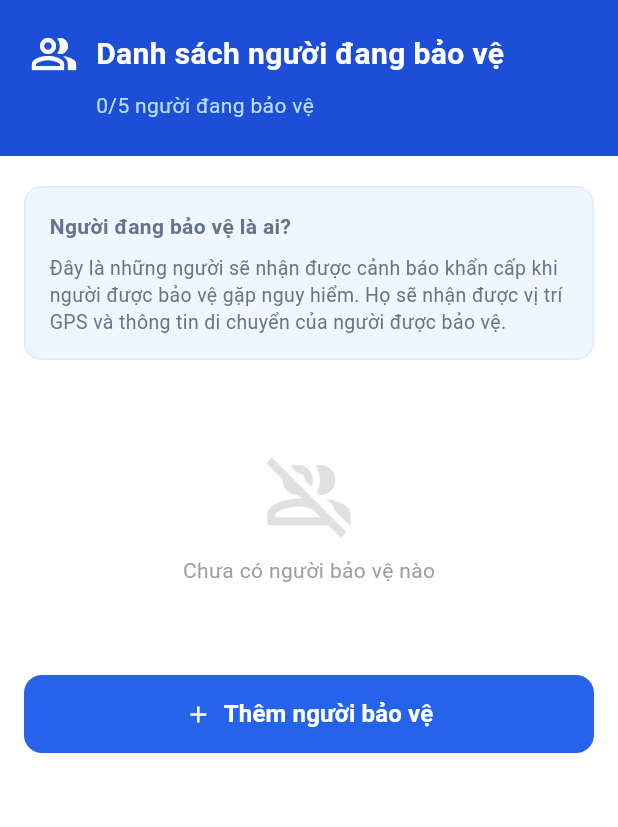
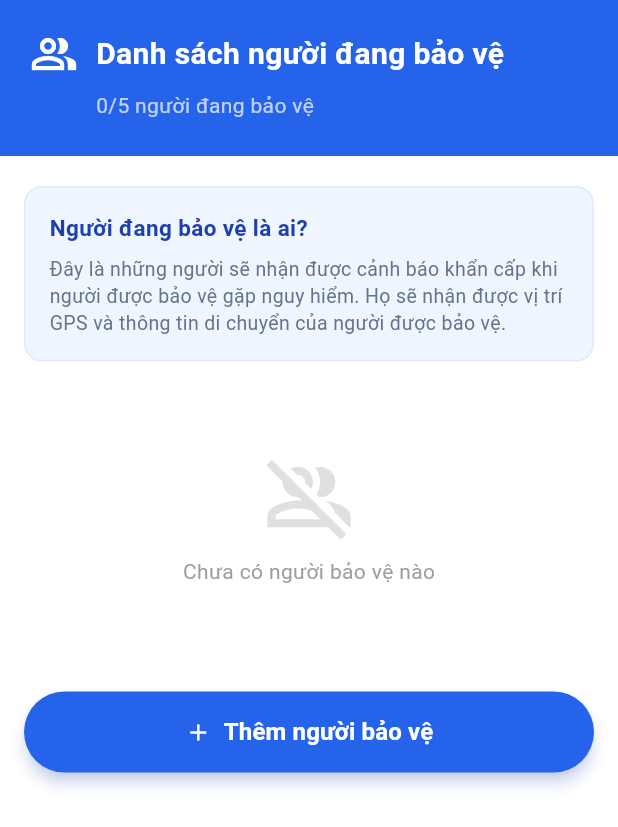
Before and after one commit to tthanh2004/LapTrinhAndroid, a Flutter app: the ContactsTab screen opened directly with empty values, on a phone screen of 412 x 824 dp. Shown: the top 827 px of the screen. Run offline on Flutter 3.47's test engine with Material 3 defaults, Android fonts, the phone set to English and light mode, and no system bars; our stand-ins replace firebase_auth, firebase_core, geolocator; accounts and stored records are empty; network calls fail.

Commit message:
fix giao dien lien lac

```diff
--- a/vesiao_safetrek/lib/screens/mobile/contacts/contacts_tab.dart
+++ b/vesiao_safetrek/lib/screens/mobile/contacts/contacts_tab.dart
@@ -77,7 +77,7 @@ class _ContactsTabState extends State<ContactsTab> {
       backgroundColor: Colors.white,
       body: Column(
         children: [
-          // 1. Header Xanh (Giống hình)
+          // 1. Header Xanh (Giống thiết kế)
           _buildBlueHeader(),
 
           // 2. Nội dung danh sách
@@ -89,20 +89,23 @@ class _ContactsTabState extends State<ContactsTab> {
                     child: ListView(
                       padding: const EdgeInsets.symmetric(horizontal: 16, vertical: 20),
                       children: [
-                        // Hộp thông tin (Giống hình)
+                        // Hộp thông tin (Màu xanh nhạt)
                         _buildInfoBox(),
                         const SizedBox(height: 20),
 
-                        // Danh sách người bảo vệ
+                        // Danh sách
                         if (_contacts.isEmpty)
                           _buildEmptyState()
                         else
                           ..._contacts.map((contact) => _buildContactCard(contact)),
 
+                        const SizedBox(height: 30),
+
+                        // Nút Thêm (Màu xanh đậm)
+                        _buildAddButton(),
+
+                        // Khoảng trống dưới cùng để không bị che bởi NavigationBar (nếu có)
                         const SizedBox(height: 20),
-
-                        // Nút Thêm người bảo vệ (Giống hình)
-                        _buildAddButton(),
                       ],
                     ),
                   ),
@@ -112,7 +115,7 @@ class _ContactsTabState extends State<ContactsTab> {
     );
   }
 
-  // --- WIDGETS CON ---
+  // --- WIDGETS ---
 
   Widget _buildBlueHeader() {
     return Container(
@@ -123,7 +126,7 @@ class _ContactsTabState extends State<ContactsTab> {
         left: 20,
         right: 20,
       ),
-      color: const Color(0xFF1D4ED8), // Màu xanh đậm giống hình
+      color: const Color(0xFF2563EB), // Màu xanh Royal Blue
       child: Column(
         crossAxisAlignment: CrossAxisAlignment.start,
         children: [
@@ -131,9 +134,11 @@ class _ContactsTabState extends State<ContactsTab> {
             children: const [
               Icon(Icons.people_alt_outlined, color: Colors.white, size: 32),
               SizedBox(width: 12),
-              Text(
-                "Danh sách người đang bảo vệ",
-                style: TextStyle(color: Colors.white, fontSize: 20, fontWeight: FontWeight.bold),
+              Expanded(
+                child: Text(
+                  "Danh sách người đang bảo vệ",
+                  style: TextStyle(color: Colors.white, fontSize: 20, fontWeight: FontWeight.bold),
+                ),
               ),
             ],
           ),
@@ -142,7 +147,7 @@ class _ContactsTabState extends State<ContactsTab> {
             padding: const EdgeInsets.only(left: 44),
             child: Text(
               "${_contacts.length}/5 người đang bảo vệ",
-              style: TextStyle(color: Colors.blue[100], fontSize: 14),
+              style: const TextStyle(color: Colors.white70, fontSize: 14),
             ),
           ),
         ],
@@ -154,16 +159,16 @@ class _ContactsTabState extends State<ContactsTab> {
     return Container(
       padding: const EdgeInsets.all(16),
       decoration: BoxDecoration(
-        color: const Color(0xFFEFF6FF), // Màu nền xanh nhạt (blue 50)
+        color: const Color(0xFFEFF6FF), // Blue 50
         borderRadius: BorderRadius.circular(12),
-        border: Border.all(color: const Color(0xFFDBEAFE)), // Viền xanh nhạt
+        border: Border.all(color: const Color(0xFFDBEAFE)), // Blue 200
       ),
       child: Column(
         crossAxisAlignment: CrossAxisAlignment.start,
         children: const [
           Text(
             "Người đang bảo vệ là ai?",
-            style: TextStyle(color: Color(0xFF64748B), fontWeight: FontWeight.bold, fontSize: 14),
+            style: TextStyle(color: Color(0xFF1E40AF), fontWeight: FontWeight.bold, fontSize: 15),
           ),
           SizedBox(height: 8),
           Text(
@@ -183,13 +188,13 @@ class _ContactsTabState extends State<ContactsTab> {
       margin: const EdgeInsets.only(bottom: 16),
       decoration: BoxDecoration(
         color: Colors.white,
-        borderRadius: BorderRadius.circular(12),
+        borderRadius: BorderRadius.circular(16),
         border: Border.all(color: Colors.grey.shade200),
         boxShadow: [
           BoxShadow(
-            color: Colors.black.withOpacity(0.02),
-            blurRadius: 8,
-            offset: const Offset(0, 2),
+            color: Colors.black.withOpacity(0.03),
+            blurRadius: 10,
+            offset: const Offset(0, 4),
           )
         ],
       ),
@@ -197,9 +202,9 @@ class _ContactsTabState extends State<ContactsTab> {
         padding: const EdgeInsets.all(16.0),
         child: Row(
           children: [
-            // Avatar tròn xanh nhạt
+            // Avatar
             CircleAvatar(
-              radius: 26,
+              radius: 28,
               backgroundColor: const Color(0xFFDBEAFE), // Blue 100
               child: Text(
                 firstLetter,
@@ -215,7 +220,7 @@ class _ContactsTabState extends State<ContactsTab> {
                 children: [
                   Text(
                     contact['guardianName'],
-                    style: const TextStyle(fontWeight: FontWeight.w600, fontSize: 16, color: Colors.black87),
+                    style: const TextStyle(fontWeight: FontWeight.bold, fontSize: 16, color: Colors.black87),
                   ),
                   const SizedBox(height: 4),
                   Row(
@@ -230,26 +235,26 @@ class _ContactsTabState extends State<ContactsTab> {
                   ),
                   const SizedBox(height: 6),
 
-                  // Trạng thái (Xanh lá cây)
+                  // Trạng thái (Giống hệt hình: Icon check + Text xanh)
                   if (isAccepted)
                     Row(
                       children: const [
-                        Icon(Icons.check_circle_outline, size: 14, color: Color(0xFF22C55E)), // Green 500
+                        Icon(Icons.check_circle_outline, size: 16, color: Color(0xFF22C55E)), // Green
                         SizedBox(width: 4),
                         Text(
                           "Đã chấp nhận",
-                          style: TextStyle(color: Color(0xFF22C55E), fontSize: 12, fontWeight: FontWeight.w500),
+                          style: TextStyle(color: Color(0xFF22C55E), fontSize: 13, fontWeight: FontWeight.w500),
                         ),
                       ],
                     )
                   else
                     Row(
                       children: const [
-                        Icon(Icons.access_time, size: 14, color: Colors.orange),
+                        Icon(Icons.access_time, size: 16, color: Colors.orange),
                         SizedBox(width: 4),
                         Text(
                           "Chờ xác nhận",
-                          style: TextStyle(color: Colors.orange, fontSize: 12, fontWeight: FontWeight.w500),
+                          style: TextStyle(color: Colors.orange, fontSize: 13, fontWeight: FontWeight.w500),
                         ),
                       ],
                     ),
@@ -257,13 +262,10 @@ class _ContactsTabState extends State<ContactsTab> {
               ),
             ),
 
-            // Nút xóa (Thùng rác đỏ)
-            InkWell(
-              onTap: () => _showDeleteConfirmDialog(contact['guardianId']),
-              child: Container(
-                padding: const EdgeInsets.all(8),
-                child: const Icon(Icons.delete_outline, color: Color(0xFFEF4444)), // Red 500
-              ),
+            // Nút xóa (Icon thùng rác đỏ)
+            IconButton(
+              onPressed: () => _showDeleteConfirmDialog(contact['guardianId']),
+              icon: const Icon(Icons.delete_outline, color: Color(0xFFEF4444)),
             ),
           ],
         ),
@@ -274,13 +276,14 @@ class _ContactsTabState extends State<ContactsTab> {
   Widget _buildAddButton() {
     return SizedBox(
       width: double.infinity,
-      height: 52,
+      height: 54,
       child: ElevatedButton(
         onPressed: () => _showAddModal(context),
         style: ElevatedButton.styleFrom(
           backgroundColor: const Color(0xFF2563EB), // Màu xanh chủ đạo
-          shape: RoundedRectangleBorder(borderRadius: BorderRadius.circular(12)),
-          elevation: 0,
+          shape: RoundedRectangleBorder(borderRadius: BorderRadius.circular(30)), // Bo tròn nhiều hơn giống button hiện đại
+          elevation: 4,
+          shadowColor: const Color(0xFF2563EB).withOpacity(0.4),
         ),
         child: Row(
           mainAxisAlignment: MainAxisAlignment.center,
@@ -289,7 +292,7 @@ class _ContactsTabState extends State<ContactsTab> {
             SizedBox(width: 8),
             Text(
               "Thêm người bảo vệ",
-              style: TextStyle(color: Colors.white, fontSize: 16, fontWeight: FontWeight.w600),
+              style: TextStyle(color: Colors.white, fontSize: 16, fontWeight: FontWeight.bold),
             ),
           ],
         ),
@@ -310,7 +313,7 @@ class _ContactsTabState extends State<ContactsTab> {
     );
   }
 
-  // --- MODAL & DIALOGS ---
+  // --- MODAL ---
 
   void _showAddModal(BuildContext context) {
     showModalBottomSheet(
```
